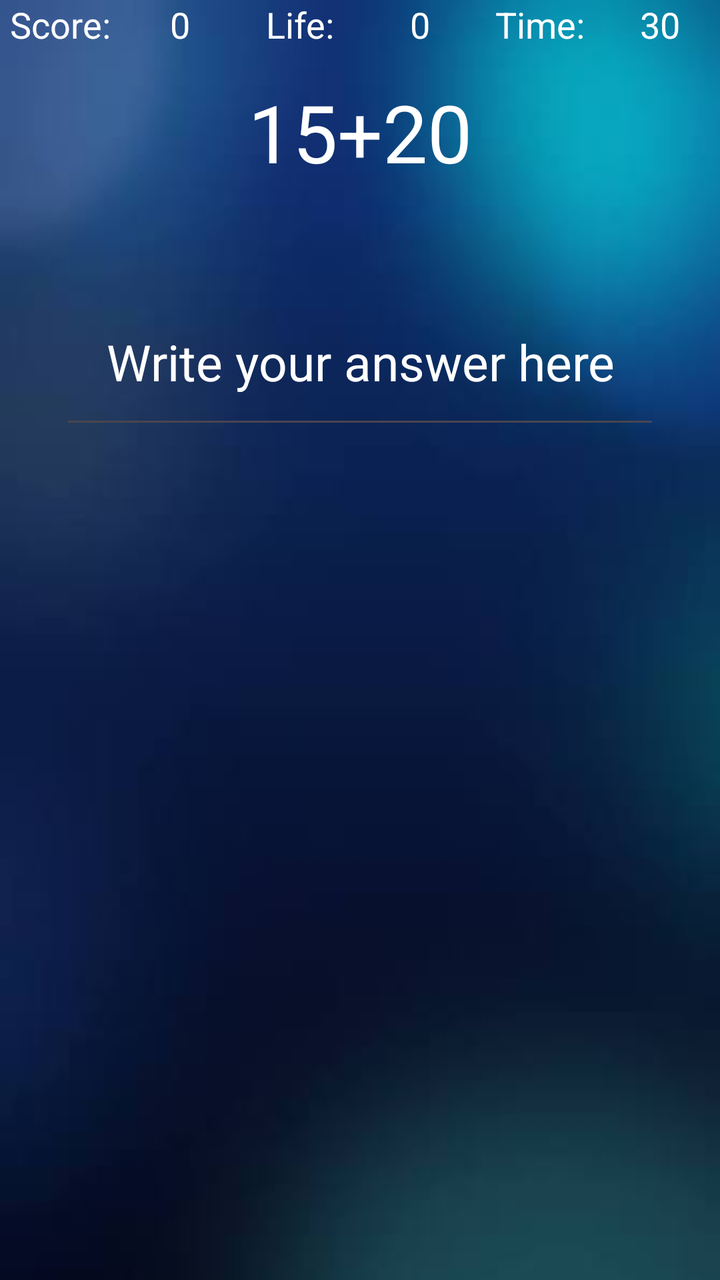
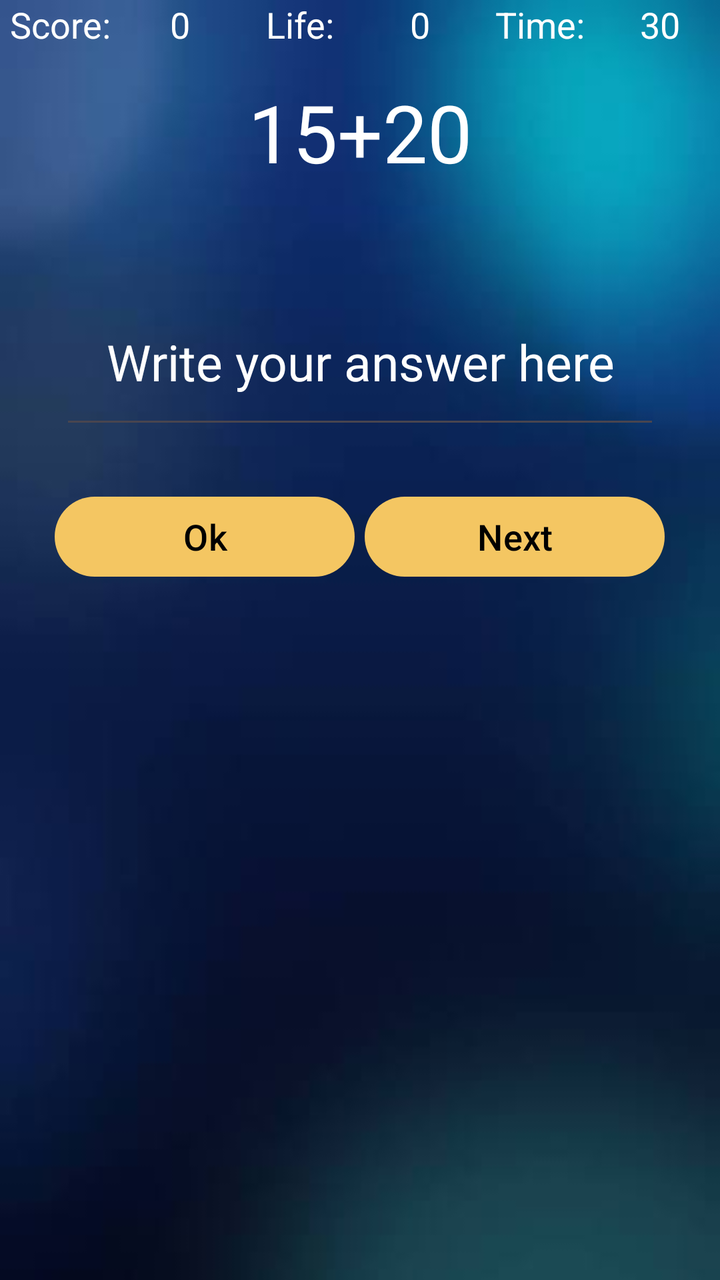

Compare the two renders of this Android layout. The source of the first and the diff that turns it into the second are given below.
<!-- AndroidManifest.xml: application theme Theme.MathfunGame -->
<!-- res/layout/activity_game.xml -->
<?xml version="1.0" encoding="utf-8"?>
<LinearLayout xmlns:android="http://schemas.android.com/apk/res/android"
    xmlns:app="http://schemas.android.com/apk/res-auto"
    xmlns:tools="http://schemas.android.com/tools"
    android:id="@+id/main"
    android:layout_width="match_parent"
    android:layout_height="match_parent"
    tools:context=".GameActivity"
    android:orientation="vertical"
    android:gravity="center_horizontal"
android:background="@drawable/ic_second"
android:layout_marginTop="28dp"
    >
<LinearLayout
    android:layout_width="match_parent"
    android:layout_height="wrap_content"
    android:orientation="horizontal"
    android:gravity=""
    >
    <TextView
        android:layout_width="0dp"
        android:layout_height="wrap_content"
        android:layout_weight="1"
        android:gravity="center"
        android:text="Score:"
        android:textSize="18sp"
        android:textColor="@color/white"
        />
    <TextView
        android:layout_width="0dp"
        android:layout_height="wrap_content"
        android:layout_weight="1"
        android:gravity="center"
        android:text="0"
        android:textSize="18sp"
        android:textColor="@color/white"
        />
    <TextView
        android:layout_width="0dp"
        android:layout_height="wrap_content"
        android:layout_weight="1"
        android:gravity="center"
        android:text="Life:"
        android:textSize="18sp"
        android:textColor="@color/white"
        />
    <TextView
        android:layout_width="0dp"
        android:layout_height="wrap_content"
        android:layout_weight="1"
        android:gravity="center"
        android:text="0"
        android:textSize="18sp"
        android:textColor="@color/white"
        />
    <TextView
        android:layout_width="0dp"
        android:layout_height="wrap_content"
        android:layout_weight="1"
        android:gravity="center"
        android:text="Time:"
        android:textSize="18sp"
        android:textColor="@color/white"
        />
    <TextView
        android:layout_width="0dp"
        android:layout_height="wrap_content"
        android:layout_weight="1"
        android:gravity="center"
        android:text="30"
        android:textSize="18sp"
        android:textColor="@color/white"
        />

</LinearLayout>

    <TextView
        android:layout_width="300dp"
        android:layout_height="100dp"
        android:text="15+20"
android:layout_marginTop="15dp"
        android:textColor="@color/white"
        android:textSize="40sp"
        android:textAlignment="center"
        />

    <EditText
        android:layout_width="300dp"
        android:layout_height="80dp"
        android:text="Write your answer here"
        android:textSize="25dp"
        android:textAlignment="center"
        android:textColor="@color/white"
        />
</LinearLayout>
<!-- resources referenced by this layout -->
<resources>
  <color name="white">#FFFFFFFF</color>
  <!-- drawable ic_second: jpg bitmap (drawable, 3914 bytes) -->
  <style name="Theme.MathfunGame" parent="Base.Theme.MathfunGame" />
  <style name="Base.Theme.MathfunGame" parent="Theme.Material3.DayNight.NoActionBar">
          
           <item name="colorPrimary">@color/green</item>
           <item name="colorSecondary">@color/blue</item>
           <item name="colorOnPrimary">@color/iceblue</item>
      </style>
  <color name="green">#F4C662</color>
  <color name="blue">#0479D6</color>
  <color name="iceblue">#63B5F6</color>
</resources>

<!-- the commit's change to res/layout/activity_game.xml (unified diff, before → after) -->
@@ -27,6 +27,7 @@ android:layout_marginTop="28dp"
         android:textColor="@color/white"
         />
     <TextView
+        android:id="@+id/score"
         android:layout_width="0dp"
         android:layout_height="wrap_content"
         android:layout_weight="1"
@@ -45,6 +46,7 @@ android:layout_marginTop="28dp"
         android:textColor="@color/white"
         />
     <TextView
+        android:id="@+id/life"
         android:layout_width="0dp"
         android:layout_height="wrap_content"
         android:layout_weight="1"
@@ -63,6 +65,7 @@ android:layout_marginTop="28dp"
         android:textColor="@color/white"
         />
     <TextView
+        android:id="@+id/time"
         android:layout_width="0dp"
         android:layout_height="wrap_content"
         android:layout_weight="1"
@@ -75,6 +78,7 @@ android:layout_marginTop="28dp"
 </LinearLayout>
 
     <TextView
+        android:id="@+id/question"
         android:layout_width="300dp"
         android:layout_height="100dp"
         android:text="15+20"
@@ -85,6 +89,7 @@ android:layout_marginTop="15dp"
         />
 
     <EditText
+        android:id="@+id/answer"
         android:layout_width="300dp"
         android:layout_height="80dp"
         android:text="Write your answer here"
@@ -92,4 +97,30 @@ android:layout_marginTop="15dp"
         android:textAlignment="center"
         android:textColor="@color/white"
         />
+    <LinearLayout
+        android:layout_width="match_parent"
+        android:layout_height="wrap_content"
+        android:orientation="horizontal"
+android:layout_marginTop="25dp"
+        android:gravity="center"
+        >
+<Button
+    android:id="@+id/okbtn"
+    android:layout_width="150dp"
+    android:layout_height="wrap_content"
+    android:text="Ok"
+    android:textColor="@color/black"
+    android:textSize="18sp"
+
+    />
+        <Button
+            android:id="@+id/nextbtn"
+            android:layout_width="150dp"
+            android:layout_height="wrap_content"
+            android:text="Next"
+            android:textColor="@color/black"
+            android:textSize="18sp"
+            android:layout_marginLeft="5dp"
+            />
+    </LinearLayout>
 </LinearLayout>
<!-- resource entries referenced after the edit -->
@@ -1,5 +1,6 @@
 <!-- resources referenced by this layout -->
 <resources>
+  <color name="black">#FF000000</color>
   <color name="white">#FFFFFFFF</color>
   <!-- drawable ic_second: jpg bitmap (drawable, 3914 bytes) -->
   <style name="Theme.MathfunGame" parent="Base.Theme.MathfunGame" />
